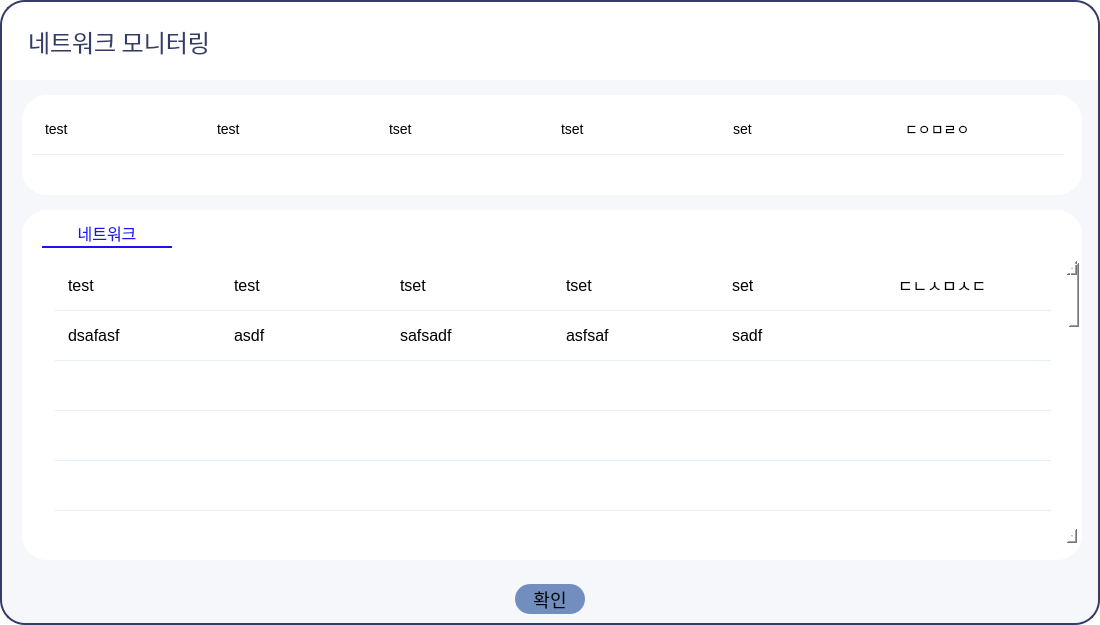
This is ui/prevHistory_window.ui in kus-system-security-team-1/isegye-viewer as Qt 5 draws it before an edit. The edited form follows.
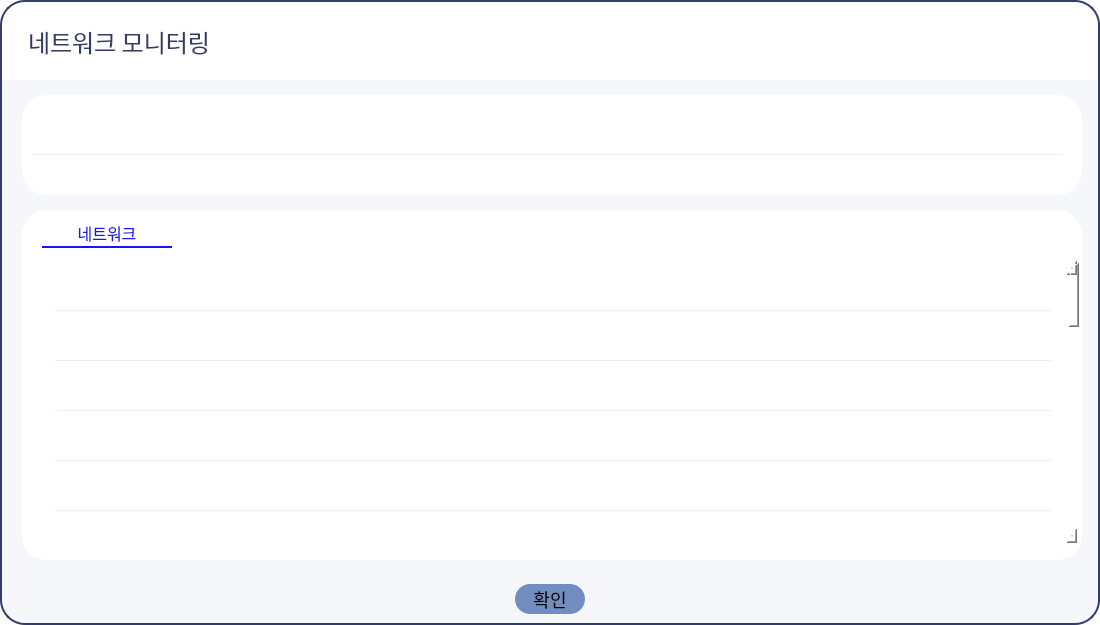
This is the edited form. The open tabs and pages were chosen to show the change.

The edit to the form file:
```diff
--- a/ui/prevHistory_window.ui
+++ b/ui/prevHistory_window.ui
@@ -1678,32 +1678,32 @@
                </column>
                <item row="0" column="0">
                 <property name="text">
-                 <string>test</string>
+                 <string/>
                 </property>
                </item>
                <item row="0" column="1">
                 <property name="text">
-                 <string>test</string>
+                 <string/>
                 </property>
                </item>
                <item row="0" column="2">
                 <property name="text">
-                 <string>tset</string>
+                 <string/>
                 </property>
                </item>
                <item row="0" column="3">
                 <property name="text">
-                 <string>tset</string>
+                 <string/>
                 </property>
                </item>
                <item row="0" column="4">
                 <property name="text">
-                 <string>set</string>
+                 <string/>
                 </property>
                </item>
                <item row="0" column="5">
                 <property name="text">
-                 <string>ㄷㅇㅁㄹㅇ</string>
+                 <string/>
                 </property>
                </item>
               </widget>
@@ -1982,57 +1982,57 @@
                    </column>
                    <item row="0" column="0">
                     <property name="text">
-                     <string>test</string>
+                     <string/>
                     </property>
                    </item>
                    <item row="0" column="1">
                     <property name="text">
-                     <string>test</string>
+                     <string/>
                     </property>
                    </item>
                    <item row="0" column="2">
                     <property name="text">
-                     <string>tset</string>
+                     <string/>
                     </property>
                    </item>
                    <item row="0" column="3">
                     <property name="text">
-                     <string>tset</string>
+                     <string/>
                     </property>
                    </item>
                    <item row="0" column="4">
                     <property name="text">
-                     <string>set</string>
+                     <string/>
                     </property>
                    </item>
                    <item row="0" column="5">
                     <property name="text">
-                     <string>ㄷㄴㅅㅁㅅㄷ</string>
+                     <string/>
                     </property>
                    </item>
                    <item row="1" column="0">
                     <property name="text">
-                     <string>dsafasf</string>
+                     <string/>
                     </property>
                    </item>
                    <item row="1" column="1">
                     <property name="text">
-                     <string>asdf</string>
+                     <string/>
                     </property>
                    </item>
                    <item row="1" column="2">
                     <property name="text">
-                     <string>safsadf</string>
+                     <string/>
                     </property>
                    </item>
                    <item row="1" column="3">
                     <property name="text">
-                     <string>asfsaf</string>
+                     <string/>
                     </property>
                    </item>
                    <item row="1" column="4">
                     <property name="text">
-                     <string>sadf</string>
+                     <string/>
                     </property>
                    </item>
                   </widget>
```
Left out of the diff: 2 changed lines with no effect on the pictures.
